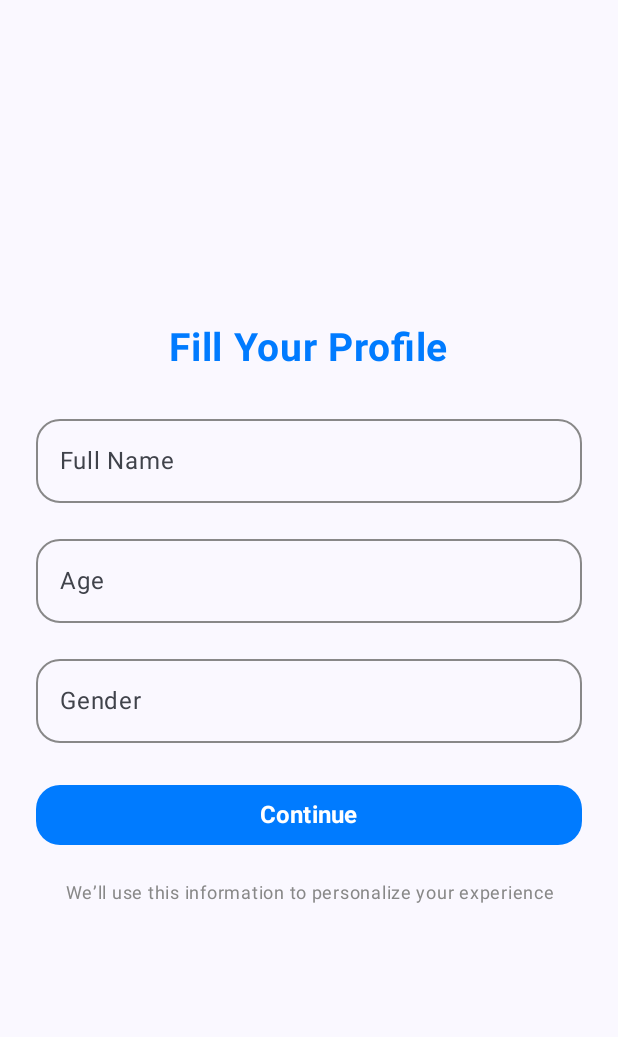
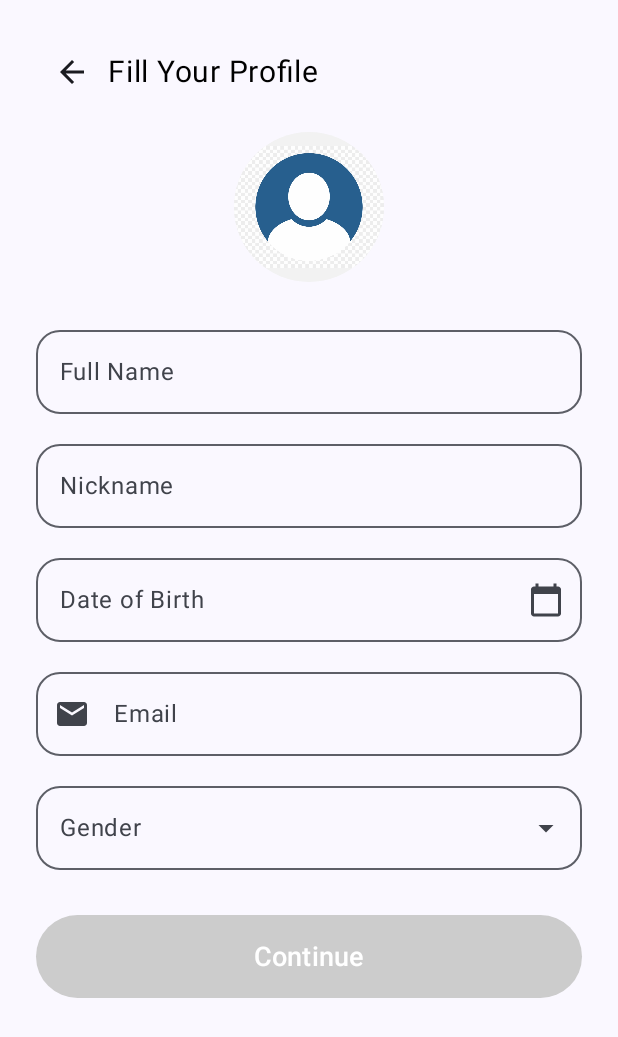
Before and after one commit to IT-Teacher/OnlineMedical, an Android app built with Jetpack Compose: the composable FillProfileScreen shown on its own in the app's theme, on a phone screen of 412 x 824 dp. Shown: the top 1037 px of the screen. Run offline under Robolectric (Android 15) with nearby library versions, the phone set to English and light mode, and no system bars; our stand-ins replace Firebase (no records; nobody signed in at launch, a user with empty details on screens opened directly).

Commit message:
commit all changes

```diff
--- a/app/src/main/java/uz/itteacher/onlinemedical/FillProfile.kt
+++ b/app/src/main/java/uz/itteacher/onlinemedical/FillProfile.kt
@@ -1,97 +1,187 @@
-package uz.itteacher.onlinemedical.screens
+package uz.itteacher.onlinemedical
 
+import android.app.DatePickerDialog
+import androidx.compose.foundation.Image
+import androidx.compose.foundation.background
 import androidx.compose.foundation.clickable
 import androidx.compose.foundation.layout.*
+import androidx.compose.foundation.shape.CircleShape
 import androidx.compose.foundation.shape.RoundedCornerShape
+import androidx.compose.foundation.text.KeyboardOptions
+import androidx.compose.material.icons.Icons
+import androidx.compose.material.icons.filled.ArrowBack
+import androidx.compose.material.icons.filled.CalendarToday
+import androidx.compose.material.icons.filled.Email
 import androidx.compose.material3.*
 import androidx.compose.runtime.*
 import androidx.compose.ui.Alignment
 import androidx.compose.ui.Modifier
+import androidx.compose.ui.draw.clip
 import androidx.compose.ui.graphics.Color
-import androidx.compose.ui.text.font.FontWeight
+import androidx.compose.ui.platform.LocalContext
+import androidx.compose.ui.res.painterResource
+import androidx.compose.ui.text.input.KeyboardType
 import androidx.compose.ui.text.style.TextAlign
 import androidx.compose.ui.unit.dp
 import androidx.compose.ui.unit.sp
+import androidx.compose.ui.window.Dialog
+import com.google.firebase.database.FirebaseDatabase
+import kotlinx.coroutines.delay
+import kotlinx.coroutines.launch
+import java.util.*
 
+@OptIn(ExperimentalMaterial3Api::class)
 @Composable
-fun FillProfileScreen() {
+fun FillProfileScreen(
+    onBack: () -> Unit = {},
+    emailFromSignup: String = "",
+    onNavigateToHome: () -> Unit = {} // 👈 HomeScreen ga o‘tish uchun callback
+) {
     var fullName by remember { mutableStateOf("") }
+    var nickname by remember { mutableStateOf("") }
+    var dateOfBirth by remember { mutableStateOf("") }
+    var email by remember { mutableStateOf(emailFromSignup) }
+    var gender by remember { mutableStateOf("") }
+
     var fullNameError by remember { mutableStateOf(false) }
-
-    var age by remember { mutableStateOf("") }
-    var ageError by remember { mutableStateOf(false) }
-
-    var gender by remember { mutableStateOf("") }
+    var nicknameError by remember { mutableStateOf(false) }
+    var dateError by remember { mutableStateOf(false) }
+    var emailError by remember { mutableStateOf(false) }
     var genderError by remember { mutableStateOf(false) }
 
-    var expanded by remember { mutableStateOf(false) }
+    var showDialog by remember { mutableStateOf(false) }
+
+    val context = LocalContext.current
+    val db = FirebaseDatabase.getInstance().getReference("users")
+    val scope = rememberCoroutineScope()
+
+    // Kalendar ochish
+    val calendar = Calendar.getInstance()
+    val year = calendar.get(Calendar.YEAR)
+    val month = calendar.get(Calendar.MONTH)
+    val day = calendar.get(Calendar.DAY_OF_MONTH)
+
+    fun showDatePicker() {
+        DatePickerDialog(context, { _, y, m, d ->
+            dateOfBirth = "$d/${m + 1}/$y"
+        }, year, month, day).show()
+    }
 
     Column(
         modifier = Modifier
             .fillMaxSize()
             .padding(24.dp),
-        verticalArrangement = Arrangement.Center,
         horizontalAlignment = Alignment.CenterHorizontally
     ) {
+        // Header
+        Row(
+            verticalAlignment = Alignment.CenterVertically,
+            modifier = Modifier.fillMaxWidth()
+        ) {
+            IconButton(onClick = onBack) {
+                Icon(Icons.Default.ArrowBack, contentDescription = "Back")
+            }
             Text(
                 text = "Fill Your Profile",
-            fontSize = 26.sp,
-            fontWeight = FontWeight.Bold,
-            color = Color(0xFF007BFF),
-            modifier = Modifier.padding(bottom = 24.dp)
+                fontSize = 20.sp,
+                color = Color.Black
             )
+        }
 
-        // Full name
+        Spacer(modifier = Modifier.height(16.dp))
+
+        // Avatar
+        Box(
+            modifier = Modifier
+                .size(100.dp)
+                .clip(CircleShape)
+                .background(Color(0xFFF2F2F2))
+                .clickable { /* image picker */ },
+            contentAlignment = Alignment.Center
+        ) {
+            Image(
+                painter = painterResource(id = R.drawable.picon),
+                contentDescription = "Profile Picture",
+                modifier = Modifier.size(260.dp)
+            )
+        }
+
+        Spacer(modifier = Modifier.height(24.dp))
+
+        // Full Name
         OutlinedTextField(
             value = fullName,
             onValueChange = { fullName = it; fullNameError = false },
             label = { Text("Full Name") },
-            modifier = Modifier
-                .fillMaxWidth()
-                .padding(bottom = 16.dp),
-            shape = RoundedCornerShape(16.dp),
-            colors = OutlinedTextFieldDefaults.colors(
-                focusedBorderColor = if (fullNameError) Color.Red else Color.Gray,
-                unfocusedBorderColor = if (fullNameError) Color.Red else Color.Gray
-            )
+            modifier = Modifier.fillMaxWidth(),
+            shape = RoundedCornerShape(16.dp)
         )
 
-        // Age
+        Spacer(modifier = Modifier.height(12.dp))
+
+        // Nickname
         OutlinedTextField(
-            value = age,
-            onValueChange = { age = it; ageError = false },
-            label = { Text("Age") },
-            modifier = Modifier
-                .fillMaxWidth()
-                .padding(bottom = 16.dp),
-            shape = RoundedCornerShape(16.dp),
-            colors = OutlinedTextFieldDefaults.colors(
-                focusedBorderColor = if (ageError) Color.Red else Color.Gray,
-                unfocusedBorderColor = if (ageError) Color.Red else Color.Gray
-            )
+            value = nickname,
+            onValueChange = { nickname = it; nicknameError = false },
+            label = { Text("Nickname") },
+            modifier = Modifier.fillMaxWidth(),
+            shape = RoundedCornerShape(16.dp)
         )
 
-        // ✅ Gender (Dropdown menu to‘g‘rilangan)
-        Box(
-            modifier = Modifier
-                .fillMaxWidth()
-                .padding(bottom = 16.dp)
-                .clickable { expanded = true } // <-- faqat shu joy qo‘shildi
+        Spacer(modifier = Modifier.height(12.dp))
+
+        // Date of Birth
+        OutlinedTextField(
+            value = dateOfBirth,
+            onValueChange = { },
+            label = { Text("Date of Birth") },
+            modifier = Modifier.fillMaxWidth(),
+            trailingIcon = {
+                Icon(
+                    Icons.Default.CalendarToday,
+                    contentDescription = "Calendar",
+                    modifier = Modifier.clickable { showDatePicker() }
+                )
+            },
+            readOnly = true,
+            shape = RoundedCornerShape(16.dp)
+        )
+
+        Spacer(modifier = Modifier.height(12.dp))
+
+        // Email
+        OutlinedTextField(
+            value = email,
+            onValueChange = { email = it; emailError = false },
+            label = { Text("Email") },
+            leadingIcon = { Icon(Icons.Default.Email, contentDescription = null) },
+            modifier = Modifier.fillMaxWidth(),
+            keyboardOptions = KeyboardOptions(keyboardType = KeyboardType.Email),
+            shape = RoundedCornerShape(16.dp)
+        )
+
+        Spacer(modifier = Modifier.height(12.dp))
+
+        // Gender dropdown
+        var expanded by remember { mutableStateOf(false) }
+
+        ExposedDropdownMenuBox(
+            expanded = expanded,
+            onExpandedChange = { expanded = !expanded }
         ) {
             OutlinedTextField(
                 value = gender,
-                onValueChange = { gender = it; genderError = false },
+                onValueChange = {},
                 label = { Text("Gender") },
-                modifier = Modifier.fillMaxWidth(),
-                shape = RoundedCornerShape(16.dp),
+                modifier = Modifier
+                    .menuAnchor()
+                    .fillMaxWidth(),
                 readOnly = true,
-                colors = OutlinedTextFieldDefaults.colors(
-                    focusedBorderColor = if (genderError) Color.Red else Color.Gray,
-                    unfocusedBorderColor = if (genderError) Color.Red else Color.Gray
-                )
+                trailingIcon = { ExposedDropdownMenuDefaults.TrailingIcon(expanded = expanded) },
+                shape = RoundedCornerShape(16.dp)
             )
 
-            DropdownMenu(
+            ExposedDropdownMenu(
                 expanded = expanded,
                 onDismissRequest = { expanded = false }
             ) {
@@ -112,33 +202,86 @@ fun FillProfileScreen() {
             }
         }
 
-        // Continue button
+        Spacer(modifier = Modifier.height(30.dp))
+
+        val allFilled = fullName.isNotEmpty() && nickname.isNotEmpty() &&
+                dateOfBirth.isNotEmpty() && email.isNotEmpty() && gender.isNotEmpty()
+
         Button(
             onClick = {
+                if (allFilled) {
+                    val newProfile = mapOf(
+                        "fullName" to fullName,
+                        "nickname" to nickname,
+                        "dateOfBirth" to dateOfBirth,
+                        "email" to email,
+                        "gender" to gender
+                    )
+                    db.push().child("profile").setValue(newProfile)
+
+                    // ✅ Dialogni ko‘rsatish
+                    showDialog = true
+
+                    // 3 sek kutib HomeScreen ga o‘tish
+                    scope.launch {
+                        delay(3000)
+                        showDialog = false
+                        onNavigateToHome()
+                    }
+
+                } else {
                     fullNameError = fullName.isEmpty()
-                ageError = age.isEmpty()
+                    nicknameError = nickname.isEmpty()
+                    dateError = dateOfBirth.isEmpty()
+                    emailError = email.isEmpty()
                     genderError = gender.isEmpty()
+                }
             },
             modifier = Modifier
                 .fillMaxWidth()
-                .padding(vertical = 8.dp),
-            colors = ButtonDefaults.buttonColors(containerColor = Color(0xFF007BFF)),
-            shape = RoundedCornerShape(16.dp)
+                .height(55.dp),
+            shape = RoundedCornerShape(30.dp),
+            colors = ButtonDefaults.buttonColors(
+                containerColor = if (allFilled) Color(0xFF007BFF) else Color.LightGray
+            )
         ) {
-            Text(
-                text = "Continue",
-                color = Color.White,
-                fontSize = 16.sp,
-                fontWeight = FontWeight.Bold
-            )
+            Text("Continue", fontSize = 18.sp, color = Color.White)
+        }
     }
 
+    // ✅ Dialog chiqadigan joy
+    if (showDialog) {
+        Dialog(onDismissRequest = { }) {
+            Box(
+                modifier = Modifier
+                    .clip(RoundedCornerShape(24.dp))
+                    .background(Color.White)
+                    .padding(24.dp),
+                contentAlignment = Alignment.Center
+            ) {
+                Column(horizontalAlignment = Alignment.CenterHorizontally) {
+                    Image(
+                        painter = painterResource(id = R.drawable.picon),
+                        contentDescription = null,
+                        modifier = Modifier.size(80.dp)
+                    )
+                    Spacer(modifier = Modifier.height(16.dp))
+                    Text("Congratulations!", color = Color(0xFF007BFF), fontSize = 20.sp)
+                    Spacer(modifier = Modifier.height(8.dp))
                     Text(
-            text = "We’ll use this information to personalize your experience",
-            fontSize = 12.sp,
+                        "Your account is ready to use.\nYou will be redirected to the Home page in a few seconds...",
                         color = Color.Gray,
-            textAlign = TextAlign.Center,
-            modifier = Modifier.padding(top = 8.dp)
+                        fontSize = 14.sp,
+                        textAlign = TextAlign.Center
+                    )
+                    Spacer(modifier = Modifier.height(20.dp))
+                    Image(
+                        painter = painterResource(id = R.drawable.loading),
+                        contentDescription = "Loading",
+                        modifier = Modifier.size(50.dp)
                     )
                 }
             }
+        }
+    }
+}
```
Also changed, not shown: app/src/main/java/uz/itteacher/onlinemedical/MainActivity.kt (+5 -2 lines), app/src/main/java/uz/itteacher/onlinemedical/Register.kt (+26 -85 lines). Lines whose indentation alone changed are shown as unchanged.
